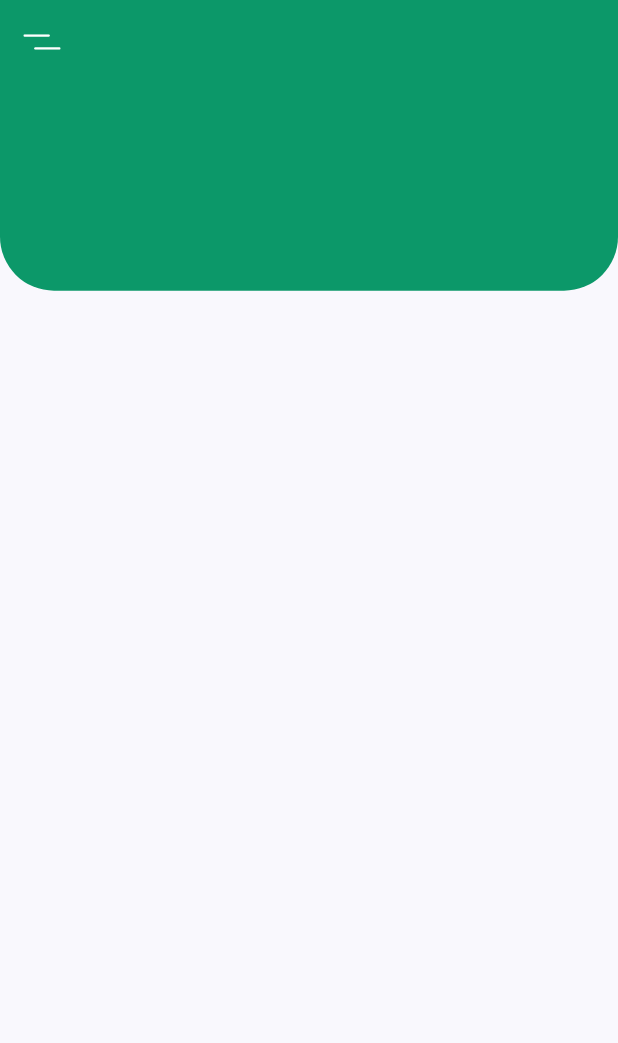
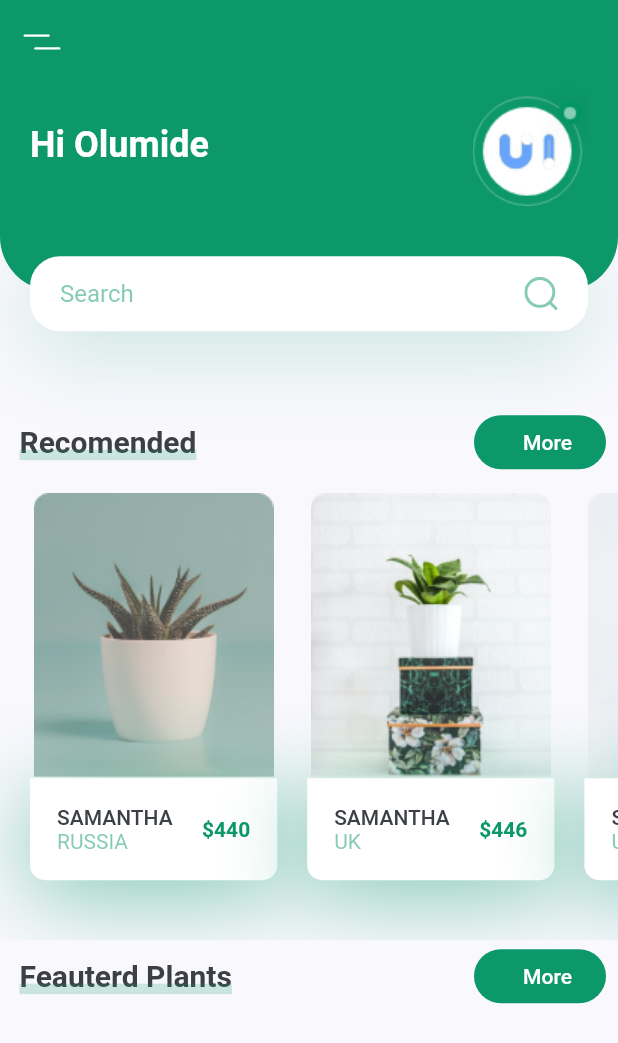
Before and after one commit to olumideogundele1/SamplePlantApp, a Flutter app: the screen it shows after launch, on a phone screen of 412 x 824 dp. Shown: the top 1043 px of the screen. Run offline on Flutter 3.47's test engine with Material 2 defaults, Android fonts, the phone set to English and light mode, and no system bars; our stand-ins replace flutter_svg.

Commit message:
addition of plant cards

```diff
--- a/lib/screens/components/body.dart
+++ b/lib/screens/components/body.dart
@@ -1,32 +1,25 @@
 import 'package:flutter/material.dart';
-import 'package:my_plant_ui/constants.dart';
+import 'package:my_plant_ui/screens/components/header_screen_with_search.dart';
+
+import 'plant_cards.dart';
+import 'title_with_more_btn.dart';
 
 class Body extends StatelessWidget {
   @override
   Widget build(BuildContext context) {
     //height and width of screen
     Size size = MediaQuery.of(context).size;
-    return Column(
-      children: <Widget>[
-        Container(
-          height: size.height * 0.2,
-          child: Stack(
-            children: <Widget>[
-              Container(
-                height: size.height * 0.2 - 27,
-                decoration: BoxDecoration(
-                  color: kPrimaryColor,
-                  borderRadius: BorderRadius.only(
-                    bottomLeft: Radius.circular(36),
-                    bottomRight: Radius.circular(36)
-                  )
-                ),
-              ),
-            ],
-          ),
 
-        )
-      ],
+    //enables scrolling on small screens
+    return SingleChildScrollView(
+      child: Column(
+        children: <Widget>[
+          HeaderWithSearchBox(size: size),
+          TextWithMoreBtn(title: 'Recomended',press: (){},),
+          PlantCards(),
+          TextWithMoreBtn(title: 'Feauterd Plants',press: (){},)
+        ],
+      ),
     );
   }
 }
--- /dev/null
+++ b/lib/screens/components/header_screen_with_search.dart
@@ -0,0 +1,96 @@
+import 'package:flutter/material.dart';
+import 'package:flutter_svg/svg.dart';
+import 'package:my_plant_ui/constants.dart';
+
+class HeaderWithSearchBox extends StatelessWidget {
+  const HeaderWithSearchBox({
+    Key key,
+    @required this.size,
+  }) : super(key: key);
+
+  final Size size;
+
+  @override
+  Widget build(BuildContext context) {
+    return Container(
+      margin: EdgeInsets.only(
+        bottom:  kDefaultPadding * 2.5,
+      ),
+      height: size.height * 0.2,
+      child: Stack(
+        children: <Widget>[
+          Container(
+            padding: EdgeInsets.only(
+              left: kDefaultPadding,
+              right: kDefaultPadding,
+              bottom: 36 + kDefaultPadding,
+            ),
+            height: size.height * 0.2 - 27,
+            decoration: BoxDecoration(
+                color: kPrimaryColor,
+                borderRadius: BorderRadius.only(
+                    bottomLeft: Radius.circular(36),
+                    bottomRight: Radius.circular(36)
+                )
+            ),
+            child: Row(
+              children: [
+                Expanded(
+                  child: Text(
+                    'Hi Olumide',
+                    style: Theme.of(context).textTheme.headline5.copyWith(
+                        color: Colors.white,
+                        fontWeight: FontWeight.bold
+                    ),
+                  ),
+                ),
+                Spacer(),
+                Image.asset("assets/images/logo.png"),
+              ],
+            ),
+          ),
+          Positioned(
+            left: 0,
+            right: 0,
+            bottom: 0,
+            child: Container(
+              alignment: Alignment.center,
+              margin: EdgeInsets.symmetric(horizontal: kDefaultPadding),
+              padding: EdgeInsets.symmetric(horizontal: kDefaultPadding),
+              height: 50,
+              decoration: BoxDecoration(
+                  color: Colors.white,
+                  borderRadius: BorderRadius.circular(20.0),
+                  boxShadow: [
+                    BoxShadow(
+                        offset: Offset(0,10),
+                        blurRadius: 50,
+                        color: kPrimaryColor.withOpacity(0.23)
+                    ),
+                  ]
+              ),
+              child: Row(
+                children: <Widget>[
+                  Expanded(
+                    child: TextField(
+                      decoration: InputDecoration(
+                          hintText: "Search",
+                          hintStyle: TextStyle(
+                            color: kPrimaryColor.withOpacity(0.5),
+                          ),
+                          focusedBorder: InputBorder.none,
+                          enabledBorder: InputBorder.none
+                      ),
+                    ),
+                  ),
+                  SvgPicture.asset("assets/icons/search.svg"),
+                ],
+              ),
+            ),
+          )
+        ],
+      ),
+
+    );
+  }
+}
--- /dev/null
+++ b/lib/screens/components/plant_card.dart
@@ -0,0 +1,75 @@
+import 'package:flutter/material.dart';
+
+import '../../constants.dart';
+
+class RecommendedPlantCard extends StatelessWidget {
+
+  final String title;
+  final String country;
+  final int price;
+  final Function tap;
+  final String image;
+
+  const RecommendedPlantCard({Key key, this.title, this.country, this.price, this.tap, this.image}) : super(key: key);
+
+  @override
+  Widget build(BuildContext context) {
+    Size size = MediaQuery.of(context).size;
+    return Container(
+      margin: EdgeInsets.only(
+          top: kDefaultPadding / 2,
+          left: kDefaultPadding,
+          bottom: kDefaultPadding * 2
+      ),
+      width: size.width * 0.4,
+      child: Column(
+        children: <Widget>[
+          Image.asset(image),
+          GestureDetector(
+            onTap: tap,
+            child: Container(
+              padding: EdgeInsets.all(kDefaultPadding / 2),
+              decoration: BoxDecoration(
+                color: Colors.white,
+                borderRadius: BorderRadius.only(
+                    bottomRight: Radius.circular(10),
+                    bottomLeft: Radius.circular(10)
+                ),
+                boxShadow: [
+                  BoxShadow(
+                      offset: Offset(0,10),
+                      blurRadius: 50,
+                      color: kPrimaryColor.withOpacity(0.5)
+                  )
+                ],
+              ),
+              child: Padding(
+                padding: const EdgeInsets.all(8.0),
+                child: Row(
+                  children: <Widget>[
+                    RichText(text: TextSpan(
+                        children: <TextSpan>[
+                          TextSpan(text: "$title\n".toUpperCase(),
+                              style: Theme.of(context).textTheme.button),
+                          TextSpan(
+                              text: "$country".toUpperCase(),
+                              style: TextStyle(color:kPrimaryColor.withOpacity(0.5))
+                          )
+                        ]
+                    )),
+                    Spacer(),
+                    Text('\$$price',
+                      style: TextStyle(
+                          color: kPrimaryColor,
+                          fontWeight: FontWeight.bold
+                      ),)
+                  ],
+                ),
+              ),
+            ),
+          ),
+        ],
+      ),
+    );
+  }
+}
--- /dev/null
+++ b/lib/screens/components/plant_cards.dart
@@ -0,0 +1,42 @@
+import 'package:flutter/material.dart';
+import 'package:my_plant_ui/screens/components/plant_card.dart';
+
+import '../../constants.dart';
+
+class PlantCards extends StatelessWidget {
+  const PlantCards({
+    Key key,
+  }) : super(key: key);
+
+  @override
+  Widget build(BuildContext context) {
+    return SingleChildScrollView(
+      scrollDirection: Axis.horizontal,
+      child: Row(
+        children: [
+          RecommendedPlantCard(
+            title: "Samantha",
+            country: "Russia",
+            price: 440,
+            tap: (){},
+            image: "assets/images/image_1.png",
+          ),
+          RecommendedPlantCard(
+            title: "Samantha",
+            country: "UK",
+            price: 446,
+            tap: (){},
+            image: "assets/images/image_2.png",
+          ),
+          RecommendedPlantCard(
+            title: "Samantha",
+            country: "USA",
+            price: 445,
+            tap: (){},
+            image: "assets/images/image_3.png",
+          ),
+        ],
+      ),
+    );
+  }
+}
--- /dev/null
+++ b/lib/screens/components/text_with_underline.dart
@@ -0,0 +1,42 @@
+import 'package:flutter/material.dart';
+import 'package:my_plant_ui/constants.dart';
+
+class TextWithUnderline extends StatelessWidget {
+  const TextWithUnderline({
+    Key key, this.title,
+  }) : super(key: key);
+
+  final String title;
+
+  @override
+  Widget build(BuildContext context) {
+    return Container(
+        height: 24,
+        child: Stack(
+          children: <Widget>[
+            Padding(
+              padding: EdgeInsets.only(
+                left: kDefaultPadding / 4,
+              ),
+              child: Text(title,
+                style: TextStyle(
+                    fontSize: 20,
+                    fontWeight: FontWeight.bold
+                ),
+              ),
+            ),
+            Positioned(
+              left: 0,
+              right: 0,
+              bottom: 0,
+              child: Container(
+                margin: EdgeInsets.only(left: kDefaultPadding / 4),
+                height: 7,
+                color: kPrimaryColor.withOpacity(0.2),
+              ),
+            ),
+          ],
+        )
+    );
+  }
+}
--- /dev/null
+++ b/lib/screens/components/title_with_more_btn.dart
@@ -0,0 +1,35 @@
+import 'package:flutter/material.dart';
+import 'package:my_plant_ui/constants.dart';
+import 'package:my_plant_ui/screens/components/text_with_underline.dart';
+
+class TextWithMoreBtn extends StatelessWidget {
+  const TextWithMoreBtn({
+    Key key, this.title, this.press,
+  }) : super(key: key);
+  final String title;
+  final Function press;
+
+  @override
+  Widget build(BuildContext context) {
+    return Padding(
+      padding: const EdgeInsets.symmetric(horizontal: 8.0),
+      child: Row(
+        children: <Widget>[
+          TextWithUnderline(title: title,),
+          Spacer(),
+          FlatButton(
+            padding: EdgeInsets.only(left: 10.0),
+            shape: RoundedRectangleBorder(borderRadius: BorderRadius.circular(20)),
+            color: kPrimaryColor,
+            onPressed: press,
+            child: Text('More',
+                style: TextStyle(
+                    color: Colors.white
+                )
+            ),
+          )
+        ],
+      ),
+    );
+  }
+}
```
